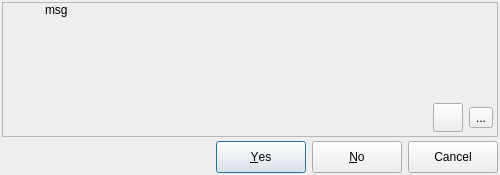
Qt form libpgmodeler_ui/ui/messagebox.ui (pgmodeler/pgmodeler) before a commit.
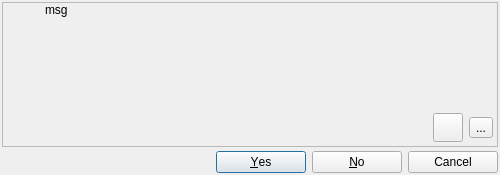
The same form after that commit. Icons and pictures are not drawn.

Patch:
```diff
--- a/libpgmodeler_ui/ui/messagebox.ui
+++ b/libpgmodeler_ui/ui/messagebox.ui
@@ -433,7 +433,7 @@
           <property name="minimumSize">
            <size>
             <width>90</width>
-            <height>32</height>
+            <height>0</height>
            </size>
           </property>
           <property name="maximumSize">
@@ -448,7 +448,7 @@
           <property name="iconSize">
            <size>
             <width>22</width>
-            <height>16</height>
+            <height>22</height>
            </size>
           </property>
           <property name="autoDefault">
@@ -470,7 +470,7 @@
           <property name="minimumSize">
            <size>
             <width>90</width>
-            <height>32</height>
+            <height>0</height>
            </size>
           </property>
           <property name="maximumSize">
@@ -485,7 +485,7 @@
           <property name="iconSize">
            <size>
             <width>22</width>
-            <height>16</height>
+            <height>22</height>
            </size>
           </property>
          </widget>
@@ -501,7 +501,7 @@
           <property name="minimumSize">
            <size>
             <width>90</width>
-            <height>32</height>
+            <height>0</height>
            </size>
           </property>
           <property name="maximumSize">
@@ -516,7 +516,7 @@
           <property name="iconSize">
            <size>
             <width>22</width>
-            <height>16</height>
+            <height>22</height>
            </size>
           </property>
          </widget>
```
